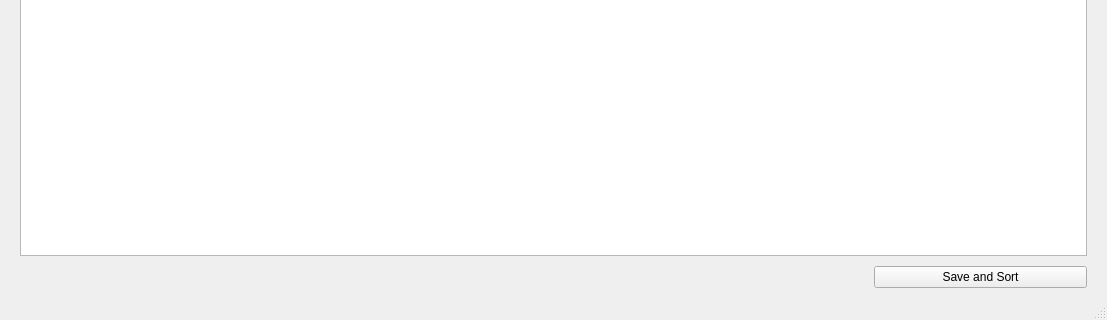
First picture: the form in vgtracker.ui, repository 0LTSU0/VGTracker, before the edit; both pictures show x 0 to 1107 and y 450 to 770 of the 1107 by 770 pixel window.
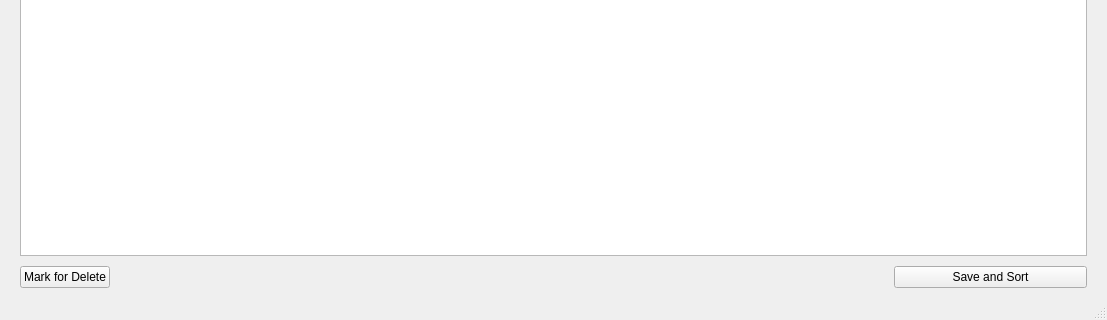
Second picture: the form after the edit.

Commit message: prepare for row deletion

Patch:
```diff
--- a/vgtracker.ui
+++ b/vgtracker.ui
@@ -94,10 +94,17 @@
      </widget>
     </item>
     <item>
-     <layout class="QHBoxLayout" name="horizontalLayout_2" stretch="4,1">
+     <layout class="QHBoxLayout" name="horizontalLayout_2" stretch="0,4,1">
       <property name="sizeConstraint">
        <enum>QLayout::SetMinimumSize</enum>
       </property>
+      <item>
+       <widget class="QPushButton" name="pushButton">
+        <property name="text">
+         <string>Mark for Delete</string>
+        </property>
+       </widget>
+      </item>
       <item>
        <spacer name="horizontalSpacer_2">
         <property name="orientation">
```
The commit also changes 2 other files.
